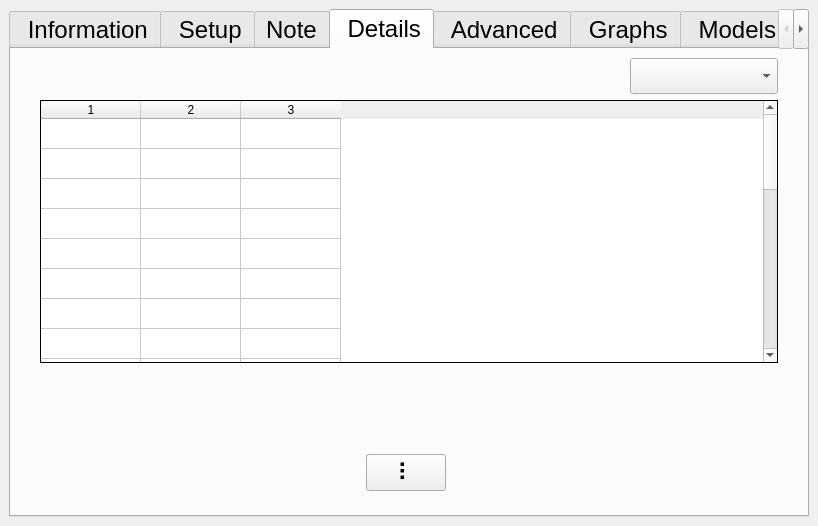
Qt form ddh/gui/gui_ddh.ui (LowellInstruments/ddh5) before a commit.
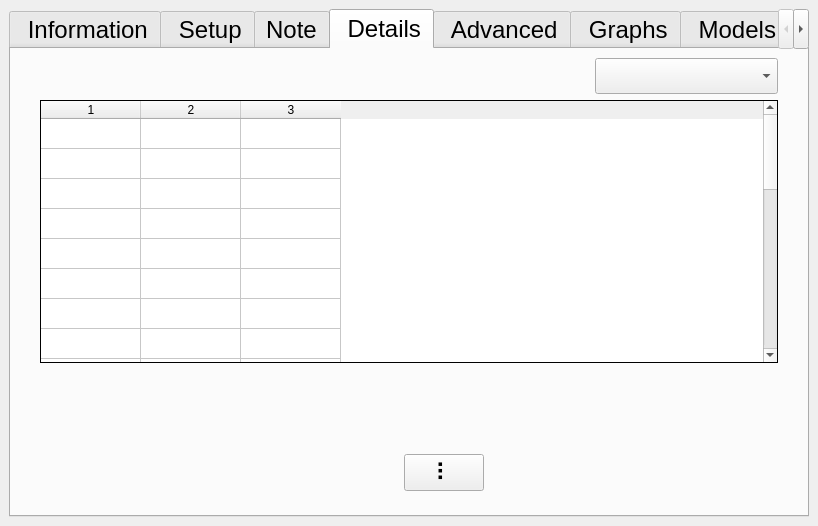
The same form after that commit. Icons and pictures are not drawn.

Commit message: moved fields edit tab

The edit to the form file:
```diff
--- a/ddh/gui/gui_ddh.ui
+++ b/ddh/gui/gui_ddh.ui
@@ -1114,7 +1114,7 @@
         <item>
          <layout class="QGridLayout" name="gridLayout_5" rowstretch="1,4,1,1" columnstretch="0,0,0,0,0">
           <item row="3" column="1" colspan="3">
-           <layout class="QHBoxLayout" name="horizontalLayout_7" stretch="3,3,1,2,2,2">
+           <layout class="QHBoxLayout" name="horizontalLayout_7" stretch="3,2,1,2,2">
             <property name="leftMargin">
              <number>6</number>
             </property>
@@ -1132,19 +1132,13 @@
              </widget>
             </item>
             <item>
-             <widget class="QLabel" name="lbl_box_sn">
-              <property name="frameShape">
-               <enum>QFrame::NoFrame</enum>
-              </property>
+             <widget class="QLabel" name="lbl_cnv">
               <property name="text">
                <string/>
               </property>
               <property name="alignment">
                <set>Qt::AlignCenter</set>
               </property>
-              <property name="wordWrap">
-               <bool>true</bool>
-              </property>
              </widget>
             </item>
             <item>
@@ -1160,16 +1154,6 @@
               </property>
              </widget>
             </item>
-            <item>
-             <widget class="QLabel" name="lbl_cnv">
-              <property name="text">
-               <string/>
-              </property>
-              <property name="alignment">
-               <set>Qt::AlignCenter</set>
-              </property>
-             </widget>
-            </item>
             <item>
              <widget class="QLabel" name="lbl_cpu_temp">
               <property name="sizePolicy">
@@ -1481,7 +1465,23 @@
            </layout>
           </item>
           <item row="0" column="1" colspan="3">
-           <layout class="QHBoxLayout" name="horizontalLayout_22" stretch="4,1">
+           <layout class="QHBoxLayout" name="horizontalLayout_22" stretch="2,4,2">
+            <item>
+             <widget class="QLabel" name="lbl_box_sn">
+              <property name="frameShape">
+               <enum>QFrame::NoFrame</enum>
+              </property>
+              <property name="text">
+               <string/>
+              </property>
+              <property name="alignment">
+               <set>Qt::AlignCenter</set>
+              </property>
+              <property name="wordWrap">
+               <bool>true</bool>
+              </property>
+             </widget>
+            </item>
             <item>
              <spacer name="horizontalSpacer_25">
               <property name="orientation">
```
The commit also changes 1 other file.
